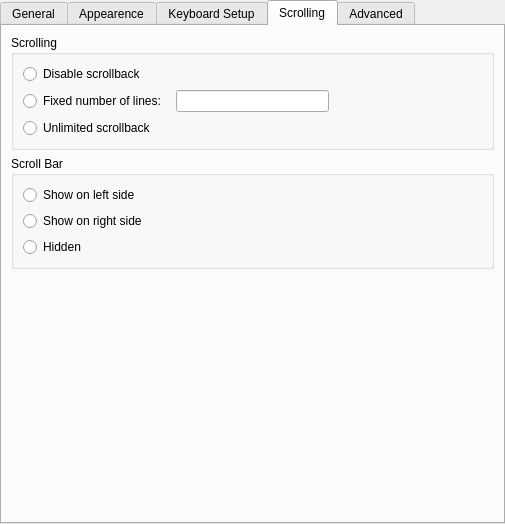
Old version of the form konsole/EditProfileDialog.ui in the repository KDE/konsole.
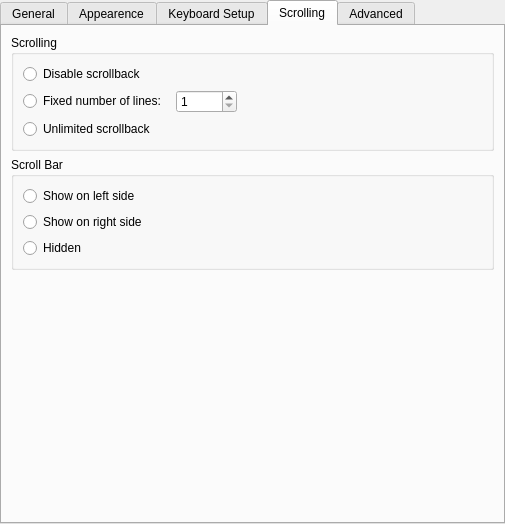
New version of the form. The open tabs and pages were chosen to show the change.

What changed in the file:
```diff
--- a/konsole/EditProfileDialog.ui
+++ b/konsole/EditProfileDialog.ui
@@ -463,7 +463,14 @@
              </widget>
             </item>
             <item>
-             <widget class="QLineEdit" name="lineEdit_4" />
+             <widget class="QSpinBox" name="scrollBackLinesSpinner" >
+              <property name="minimum" >
+               <number>1</number>
+              </property>
+              <property name="maximum" >
+               <number>10000</number>
+              </property>
+             </widget>
             </item>
             <item>
              <spacer>
```
Left out of the diff: 6 changed lines with no effect on the pictures.
